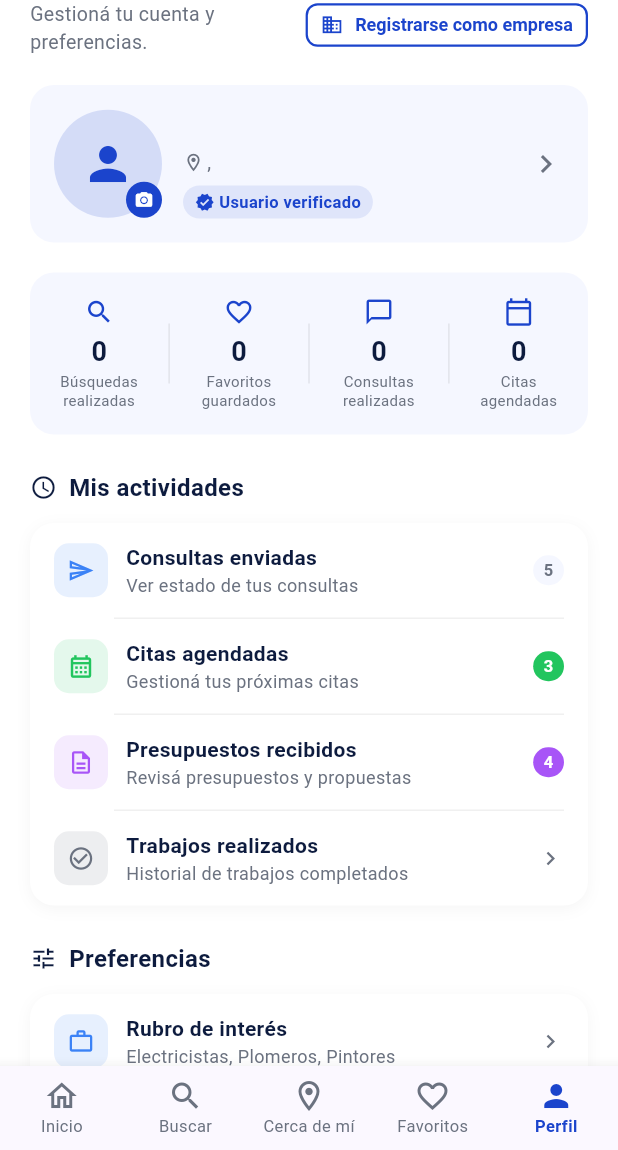
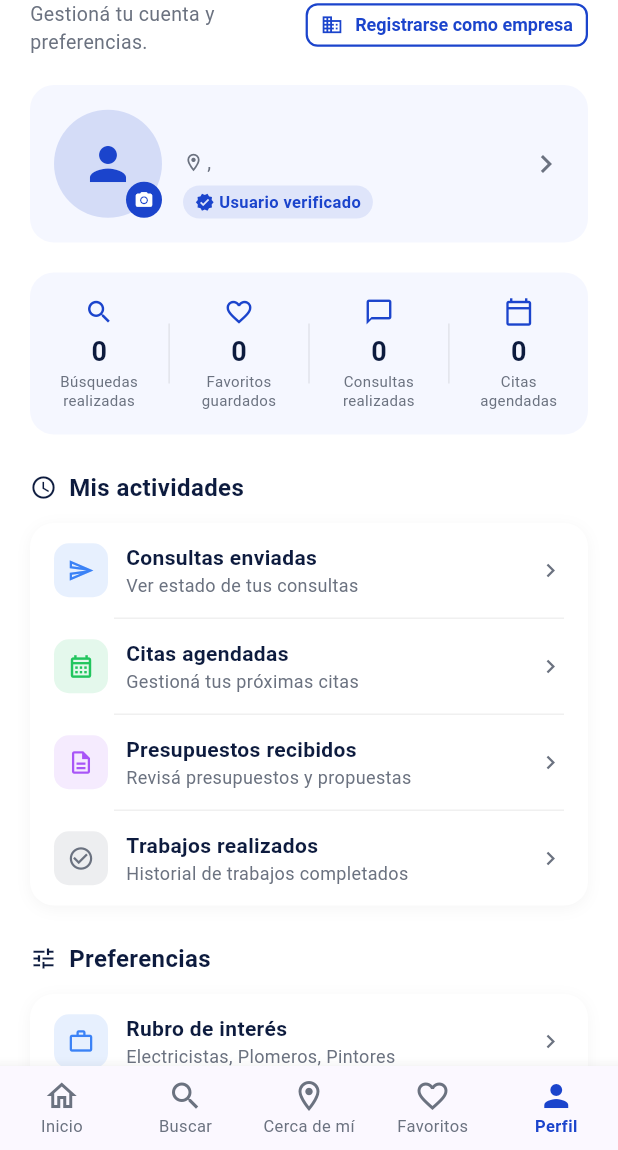
Before and after one commit to leobidi1968/serviclic, a Flutter app: the PerfilScreen screen opened by its route, on a phone screen of 412 x 824 dp, the part 86-1236 px from its top. Run offline on Flutter 3.47's test engine with Material 3 defaults, Android fonts, the phone set to English and light mode, and no system bars; our stand-ins replace flutter_riverpod, sqflite; accounts and stored records are empty.

Commit message:
chore: update perfil_screen.dart

```diff
--- a/app/lib/features/perfil/perfil_screen.dart
+++ b/app/lib/features/perfil/perfil_screen.dart
@@ -47,9 +47,9 @@ class _PerfilScreenState extends State<PerfilScreen> {
                       Icons.access_time_outlined,
                       'Mis actividades',
                       [
-                        _ItemData(icon: Icons.send_outlined, iconColor: const Color(0xFF3B82F6), title: 'Consultas enviadas', subtitle: 'Ver estado de tus consultas', badge: '5'),
-                        _ItemData(icon: Icons.calendar_month_outlined, iconColor: AppTheme.success, title: 'Citas agendadas', subtitle: 'Gestioná tus próximas citas', badge: '3', badgeColor: AppTheme.success),
-                        _ItemData(icon: Icons.description_outlined, iconColor: const Color(0xFFA855F7), title: 'Presupuestos recibidos', subtitle: 'Revisá presupuestos y propuestas', badge: '4', badgeColor: const Color(0xFFA855F7)),
+                        _ItemData(icon: Icons.send_outlined, iconColor: const Color(0xFF3B82F6), title: 'Consultas enviadas', subtitle: 'Ver estado de tus consultas'),
+                        _ItemData(icon: Icons.calendar_month_outlined, iconColor: AppTheme.success, title: 'Citas agendadas', subtitle: 'Gestioná tus próximas citas'),
+                        _ItemData(icon: Icons.description_outlined, iconColor: const Color(0xFFA855F7), title: 'Presupuestos recibidos', subtitle: 'Revisá presupuestos y propuestas'),
                         _ItemData(icon: Icons.check_circle_outline, iconColor: AppTheme.textSecondary, title: 'Trabajos realizados', subtitle: 'Historial de trabajos completados'),
                       ],
                     ),
```
